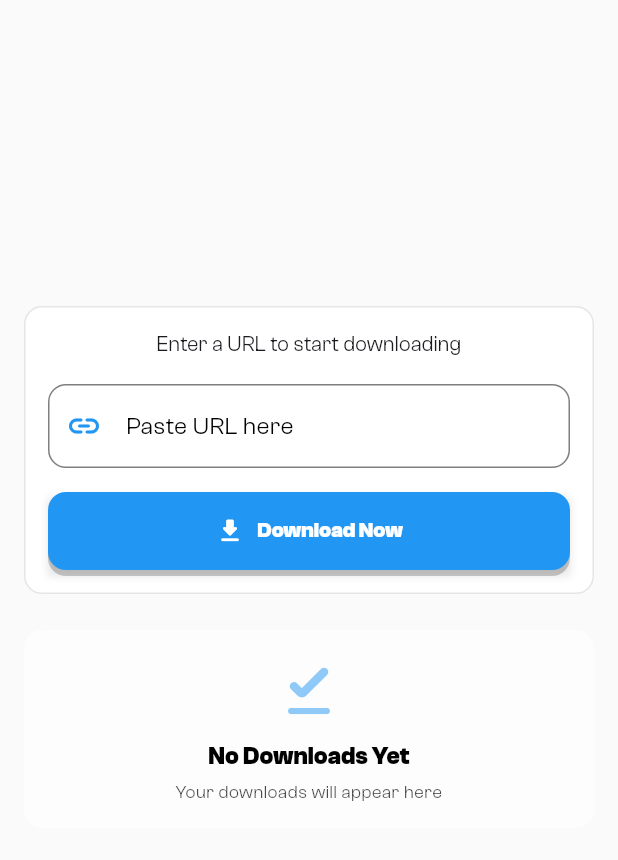
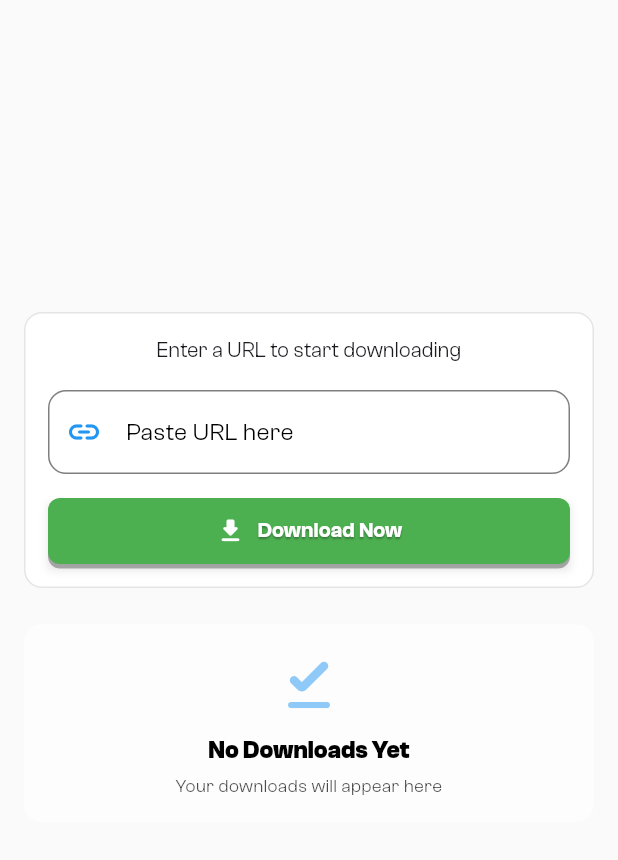
Before and after one commit to Dukeazeta/downloadkoko, a Flutter app: the screen it shows after launch, on a phone screen of 412 x 824 dp, the part 87-947 px from its top. Run offline on Flutter 3.47's test engine with Material 3 defaults, Android fonts, the phone set to English and light mode, and no system bars; drawn by our look-alikes of flutter_animate; our stand-ins replace flutter_riverpod, google_fonts; missing offline and left inert: youtube_explode_dart.

Commit message:
modified:   lib/features/shared/widgets/custom_button.dart

```diff
--- a/lib/features/shared/widgets/custom_button.dart
+++ b/lib/features/shared/widgets/custom_button.dart
@@ -28,13 +28,14 @@ class CustomButton extends StatelessWidget {
 
     final button = Container(
       decoration: BoxDecoration(
-        borderRadius: BorderRadius.circular(12),
-        color: theme.colorScheme.primary,
+        borderRadius: BorderRadius.circular(8),
+        color: const Color(0xFF4CAF50), // Material Green
         boxShadow: [
           BoxShadow(
-            color: Colors.black.withOpacity(0.2),
-            offset: const Offset(0, 4),
+            color: Colors.black.withOpacity(0.3),
+            offset: const Offset(0, 3),
             blurRadius: 0,
+            spreadRadius: 0,
           ),
         ],
       ),
@@ -42,11 +43,11 @@ class CustomButton extends StatelessWidget {
         color: Colors.transparent,
         child: InkWell(
           onTap: isLoading ? null : onPressed,
-          borderRadius: BorderRadius.circular(12),
+          borderRadius: BorderRadius.circular(8),
           child: Container(
             padding: EdgeInsets.symmetric(
               horizontal: isSmall ? 16 : 24,
-              vertical: isSmall ? 8 : 16,
+              vertical: isSmall ? 8 : 12,
             ),
             child: Row(
               mainAxisSize: MainAxisSize.min,
@@ -75,8 +76,15 @@ class CustomButton extends StatelessWidget {
                   style: (isSmall
                       ? theme.textTheme.labelMedium
                       : theme.textTheme.labelLarge)?.copyWith(
-                    fontWeight: FontWeight.bold,
+                    fontWeight: FontWeight.w600,
                     color: Colors.white,
+                    shadows: [
+                      Shadow(
+                        offset: const Offset(0, 1),
+                        blurRadius: 1,
+                        color: Colors.black.withOpacity(0.3),
+                      ),
+                    ],
                   ),
                 ),
               ],
```
